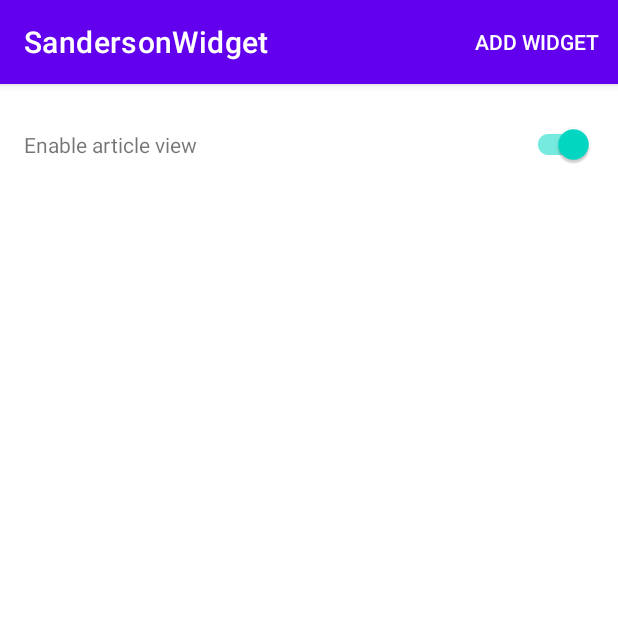
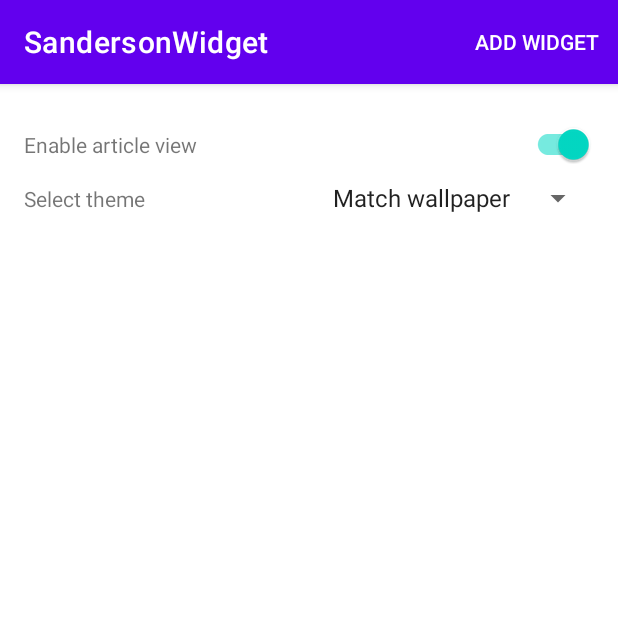
Before and after one commit to ITJammish/sanderson-widget, an Android app: the ProgressBarsConfigureActivity screen opened directly, with no data from a screen before it, on a phone screen of 412 x 824 dp, the top half of it. Run offline under Robolectric (Android 15) with nearby library versions, the phone set to English and light mode, and no system bars; 1 statement that could not run was skipped.

Commit message:
Re-enabled theme picker with new color themes only. Wallpaper matching (#5)
theme only visible on devices running elidgable api levels.

```diff
--- a/app/src/main/res/layout/activity_progress_bars_configure.xml
+++ b/app/src/main/res/layout/activity_progress_bars_configure.xml
@@ -37,8 +37,7 @@
 
     <androidx.constraintlayout.widget.ConstraintLayout
         android:layout_width="match_parent"
-        android:layout_height="wrap_content"
-        android:visibility="gone">
+        android:layout_height="wrap_content">
 
         <TextView
             android:id="@+id/theme_label"
--- /dev/null
+++ b/app/src/main/res/values-v27/strings.xml
@@ -0,0 +1,11 @@
+<?xml version="1.0" encoding="utf-8"?>
+<resources xmlns:tools="http://schemas.android.com/tools">
+    <string-array name="themes_array" tools:ignore="InconsistentArrays">
+        <item>@string/theme_label_blank</item>
+        <item>@string/theme_label_blank_orange</item>
+        <item>@string/theme_label_blank_blue</item>
+        <item>@string/theme_label_blank_green</item>
+        <item>@string/theme_label_blank_purple</item>
+        <item>@string/theme_label_blank_red</item>
+    </string-array>
+</resources>
--- a/app/src/main/res/values/strings.xml
+++ b/app/src/main/res/values/strings.xml
@@ -1,4 +1,4 @@
-<resources>
+<resources xmlns:tools="http://schemas.android.com/tools">
     <string name="app_name">SandersonWidget</string>
     <string name="appwidget_text">EXAMPLE</string>
     <string name="configure">Configure</string>
@@ -8,11 +8,18 @@
     <string name="select_theme_label">Select theme</string>
     <string name="please_resize_this_widget_to_get_started">Please resize this widget to get started. (Long press and release).</string>
 
-    <string-array name="themes_array">
-        <item>None</item>
-        <!--<item>Way of Kings</item>-->
-        <!--<item>Words of Radiance</item>-->
-        <!--<item>Oathbringer</item>-->
-        <item>Roshar map</item>
+    <string name="theme_label_blank">Match wallpaper</string>
+    <string name="theme_label_blank_orange">Orange</string>
+    <string name="theme_label_blank_blue">Blue</string>
+    <string name="theme_label_blank_green">Green</string>
+    <string name="theme_label_blank_purple">Purple</string>
+    <string name="theme_label_blank_red">Red</string>
+
+    <string-array name="themes_array" tools:ignore="InconsistentArrays">
+        <item>@string/theme_label_blank_orange</item>
+        <item>@string/theme_label_blank_blue</item>
+        <item>@string/theme_label_blank_green</item>
+        <item>@string/theme_label_blank_purple</item>
+        <item>@string/theme_label_blank_red</item>
     </string-array>
 </resources>
```
Also changed, not shown: app/src/main/java/com/itj/sandersonwidget/ProgressBarsConfigureActivity.kt (+10 -7 lines), app/src/main/java/com/itj/sandersonwidget/ui/helper/ThemeHelper.kt (+22 -5 lines), app/src/main/java/com/itj/sandersonwidget/ui/layouts/LayoutProvider.kt (+3 -4 lines), app/src/main/res/values/themes.xml (+20 -0 lines).
